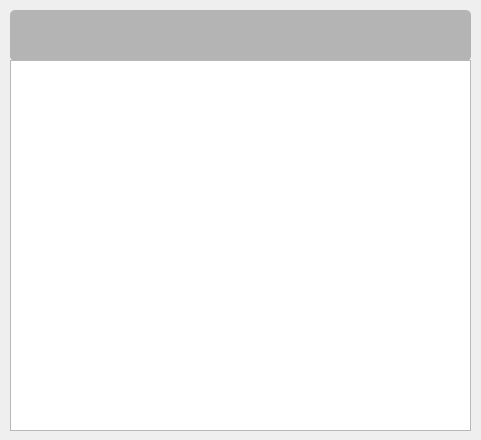
Before: the Qt Designer form SyaringanWidget.ui in SundaySSSSS/Syaringan, drawn with Qt 5.
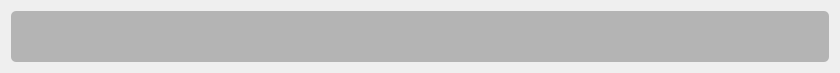
After: the same form once the commit is applied.

Commit message: make the window can be scrolled

What changed in the file:
```diff
--- a/SyaringanWidget.ui
+++ b/SyaringanWidget.ui
@@ -6,24 +6,45 @@
    <rect>
     <x>0</x>
     <y>0</y>
-    <width>481</width>
-    <height>440</height>
+    <width>840</width>
+    <height>69</height>
    </rect>
   </property>
+  <property name="sizePolicy">
+   <sizepolicy hsizetype="Fixed" vsizetype="Minimum">
+    <horstretch>0</horstretch>
+    <verstretch>0</verstretch>
+   </sizepolicy>
+  </property>
   <property name="windowTitle">
    <string>SyaringanWidget</string>
   </property>
   <property name="autoFillBackground">
    <bool>false</bool>
   </property>
+  <layout class="QVBoxLayout" name="verticalLayout">
+   <property name="sizeConstraint">
+    <enum>QLayout::SetDefaultConstraint</enum>
+   </property>
+   <item>
   <widget class="QLineEdit" name="lineEditInput">
-   <property name="geometry">
-    <rect>
-     <x>10</x>
-     <y>10</y>
-     <width>461</width>
+     <property name="sizePolicy">
+      <sizepolicy hsizetype="Expanding" vsizetype="Fixed">
+       <horstretch>0</horstretch>
+       <verstretch>0</verstretch>
+      </sizepolicy>
+     </property>
+     <property name="minimumSize">
+      <size>
+       <width>0</width>
      <height>51</height>
-    </rect>
+      </size>
+     </property>
+     <property name="maximumSize">
+      <size>
+       <width>16777215</width>
+       <height>51</height>
+      </size>
    </property>
    <property name="font">
     <font>
@@ -42,17 +63,12 @@
 	border-bottom-left-radius:5px;
 }</string>
    </property>
-  </widget>
-  <widget class="QListWidget" name="listWidgetResult">
-   <property name="geometry">
-    <rect>
-     <x>10</x>
-     <y>60</y>
-     <width>461</width>
-     <height>371</height>
-    </rect>
-   </property>
-  </widget>
+     <property name="alignment">
+      <set>Qt::AlignLeading|Qt::AlignLeft|Qt::AlignVCenter</set>
+     </property>
+    </widget>
+   </item>
+  </layout>
  </widget>
  <layoutdefault spacing="6" margin="11"/>
  <resources/>
```
Lines whose indentation alone changed are shown as unchanged. The commit also changes 3 other files.
